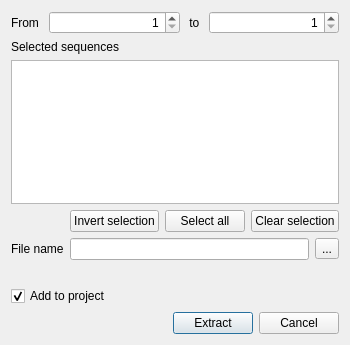
First picture: the form in src/corelibs/U2View/src/ov_msa/ui/CreateSubalignimentDialog.ui, repository violethaze74/ugene, before the edit.
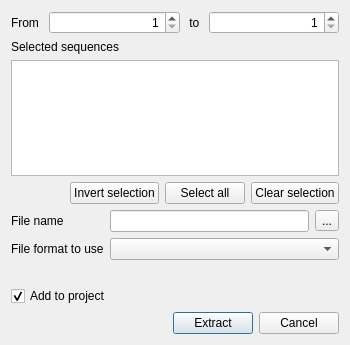
Second picture: the form after the edit.

Patch:
```diff
--- a/src/corelibs/U2View/src/ov_msa/ui/CreateSubalignimentDialog.ui
+++ b/src/corelibs/U2View/src/ov_msa/ui/CreateSubalignimentDialog.ui
@@ -120,24 +120,34 @@
     </layout>
    </item>
    <item>
-    <layout class="QHBoxLayout" name="horizontalLayout_2">
-     <item>
-      <widget class="QLabel" name="label_3">
-       <property name="text">
-        <string>File name</string>
-       </property>
-      </widget>
-     </item>
-     <item>
-      <widget class="QLineEdit" name="filepathEdit"/>
-     </item>
-     <item>
+    <layout class="QGridLayout" name="gridLayout">
+     <item row="0" column="2">
       <widget class="QToolButton" name="browseButton">
        <property name="text">
         <string>...</string>
        </property>
       </widget>
      </item>
+     <item row="0" column="1">
+      <widget class="QLineEdit" name="filepathEdit"/>
+     </item>
+     <item row="0" column="0">
+      <widget class="QLabel" name="label_3">
+       <property name="text">
+        <string>File name</string>
+       </property>
+      </widget>
+     </item>
+     <item row="1" column="0">
+      <widget class="QLabel" name="label_5">
+       <property name="text">
+        <string>File format to use</string>
+       </property>
+      </widget>
+     </item>
+     <item row="1" column="1" colspan="2">
+      <widget class="QComboBox" name="formatCombo"/>
+     </item>
     </layout>
    </item>
    <item>
```
